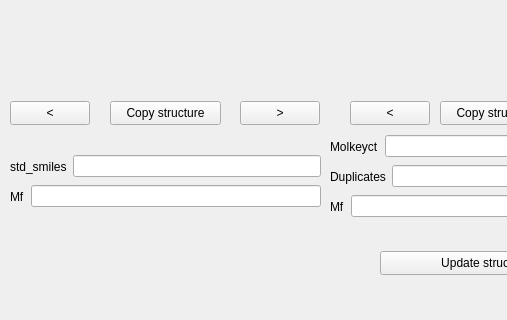
Qt form tools/structureAdmin/assets/structure.ui (dahlbma/scarab_tornado) before a commit; both pictures show x 0 to 507 and y 319 to 639 of the 1004 by 639 pixel window.
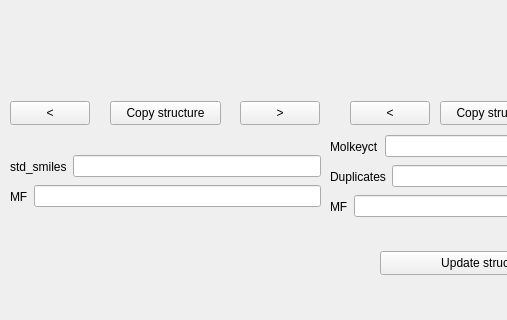
The same form after that commit.

Commit message: structureAdmin jumpung between chemspec and chemreg Ids

```diff
--- a/tools/structureAdmin/assets/structure.ui
+++ b/tools/structureAdmin/assets/structure.ui
@@ -506,7 +506,7 @@
      <item>
       <widget class="QLabel" name="label_10">
        <property name="text">
-        <string>Mf</string>
+        <string>MF</string>
        </property>
       </widget>
      </item>
@@ -550,7 +550,7 @@
      <item>
       <widget class="QLabel" name="label_12">
        <property name="text">
-        <string>Mf</string>
+        <string>MF</string>
        </property>
       </widget>
      </item>
```
The commit also changes 1 other file.
